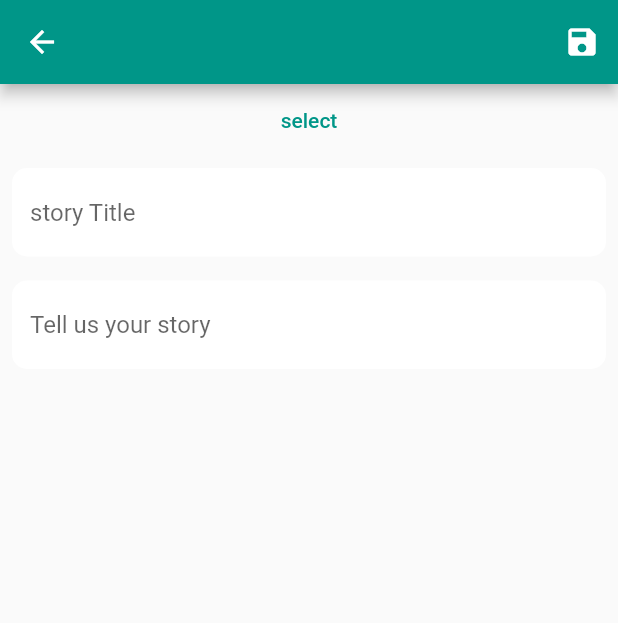
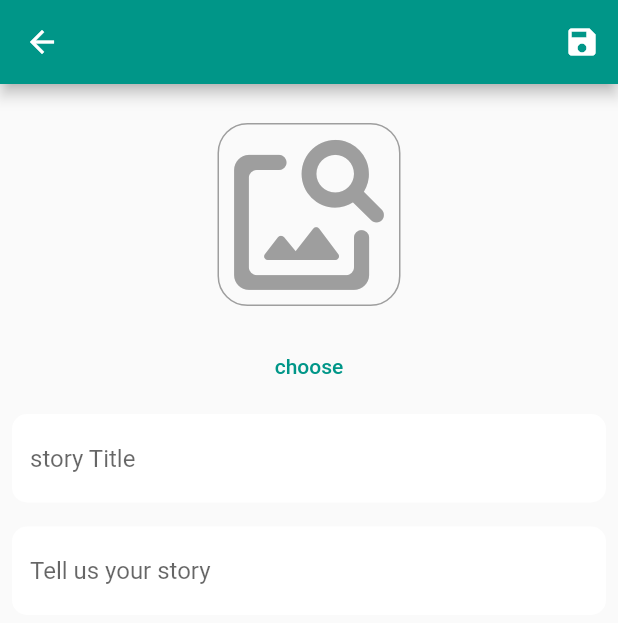
Before and after one commit to Uday-kiran9147/Traveller, a Flutter app: the AddStory screen opened by its route, on a phone screen of 412 x 824 dp. Shown: the top 623 px of the screen. Run offline on Flutter 3.47's test engine with Material 2 defaults, Android fonts, the phone set to English and light mode, and no system bars; our stand-ins replace bloc, cloud_firestore, firebase_auth, firebase_core, firebase_storage, flutter_bloc and 7 more; accounts and stored records are empty.

Commit message:
UI enhanced

```diff
--- a/lib/presentation/pages/home/ui/add_story_screen.dart
+++ b/lib/presentation/pages/home/ui/add_story_screen.dart
@@ -67,7 +67,7 @@ class _AddStoryState extends State<AddStory> {
                 icon: Icon(Icons.save))
           ],
         ),
-        body: ListView(
+        body: ListView(padding: EdgeInsets.only(top: 26.0),
           children: [
             _images != null && _images!.length > 0
                 ? SizedBox(
@@ -78,13 +78,29 @@ class _AddStoryState extends State<AddStory> {
                       itemBuilder: (context, index) {
                         return Padding(
                           padding: const EdgeInsets.all(8.0),
-                          child: Image.file(_images![index]),
+                          child: Container(decoration: BoxDecoration(border: Border.all(color: Colors.grey),borderRadius: BorderRadius.circular(20)),
+                            child: ClipRRect(borderRadius: BorderRadius.all(Radius.circular(20)),child: Image.file(_images![index])),
+                          ),
                         );
                       },
                     ),
-                  )
-                : Container(),
-            TextButton(onPressed: _pickImages, child: Text('select')),
+                  ):
+            Expanded(
+              child: Center(
+                child: Container(
+                  decoration: BoxDecoration(
+                      borderRadius: BorderRadius.circular(20),
+                      border: Border.all(color: Colors.grey)),
+                  child: GestureDetector(
+                      onTap: _pickImages,
+                      child: Icon(
+                        Icons.image_search_rounded,
+                        color: Colors.grey,
+                        size: 120,
+                      )),
+                ),
+              ),
+            ),SizedBox(height: 16.0),TextButton(onPressed: _pickImages, child: Text('choose')),
             Padding(
                 padding: const EdgeInsets.all(8.0),
                 child: CustomTextForm(titleController: _titleController)),
--- a/lib/presentation/pages/profile/profile.dart
+++ b/lib/presentation/pages/profile/profile.dart
@@ -58,7 +58,7 @@ class _ProfileState extends State<Profile> with SingleTickerProviderStateMixin {
                                     user.profileurl!.startsWith('http') ==
                                         false)
                                 ? DecorationImage(
-                                    opacity: 0.75,
+                                    // opacity: 0.75,
                                     fit: BoxFit.cover,
                                     image: AssetImage('assets/noimage.png'),
                                   )
```
Also changed, not shown: lib/presentation/pages/home/ui/home_screen.dart (+28 -10 lines).
